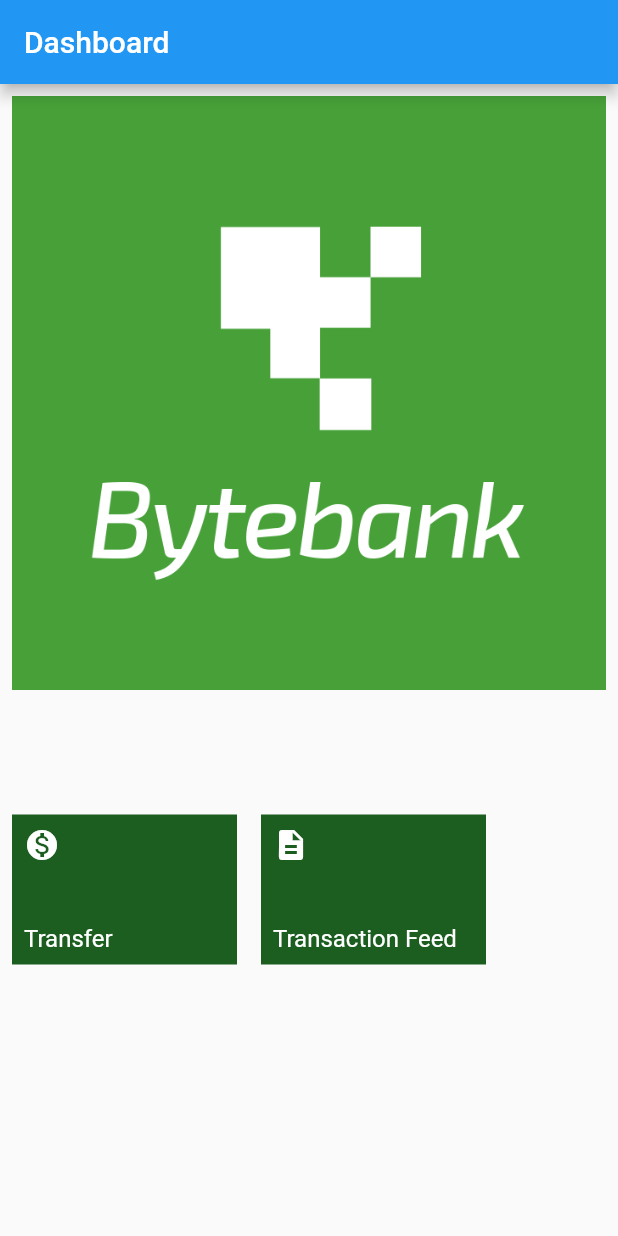
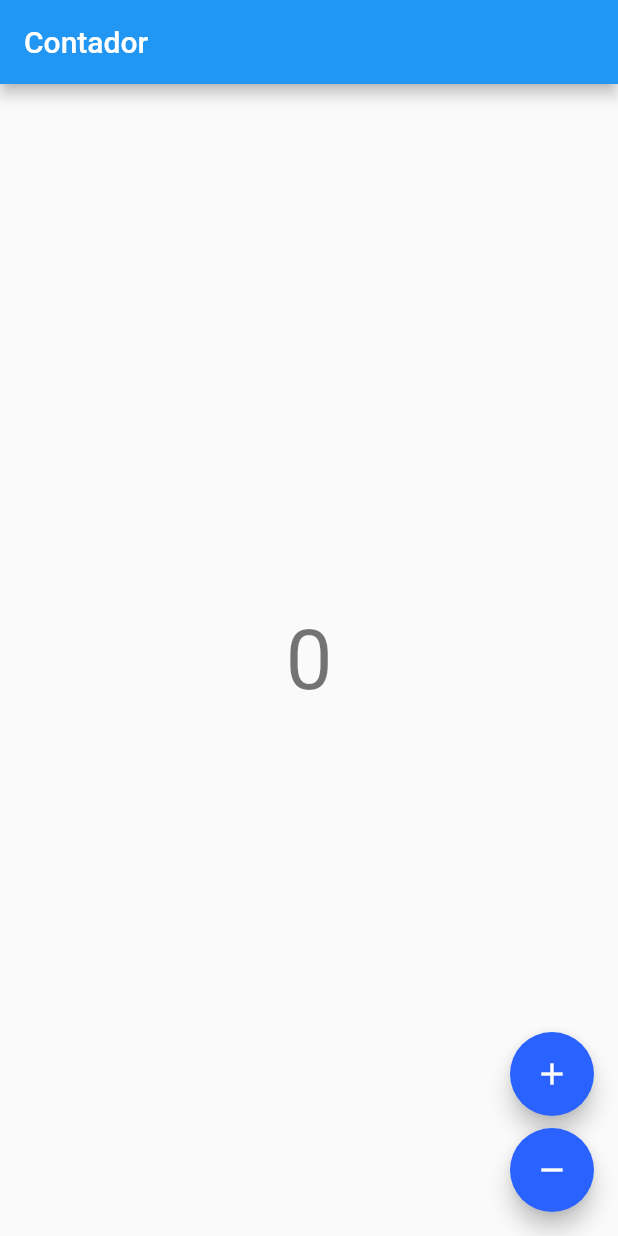
Before and after one commit to Jade-Oliveira/flutter_bloc_alura, a Flutter app: the screen it shows after launch, on a phone screen of 412 x 824 dp. Run offline on Flutter 3.47's test engine with Material 2 defaults, Android fonts, the phone set to English and light mode, and no system bars; our stand-ins replace flutter_bloc, sqflite; missing offline and left inert: http_interceptor; accounts and stored records are empty.

Commit message:
implementação de bloc em andamento

```diff
--- a/bytebankapi/lib/main.dart
+++ b/bytebankapi/lib/main.dart
@@ -1,4 +1,5 @@
-import 'package:bytebankapi/screens/dashboard.dart';
+import 'package:bytebankapi/screens/counter.dart';
+import 'package:bytebankapi/widgets/theme.dart';
 import 'package:flutter/material.dart';
 
 void main() {
@@ -10,15 +11,8 @@ class BytebankApp extends StatelessWidget {
   Widget build(BuildContext context) {
     return MaterialApp(
       debugShowCheckedModeBanner: false,
-      theme: ThemeData(
-        primaryColor: Colors.green[900],
-        accentColor: Colors.blueAccent[700],
-        buttonTheme: ButtonThemeData(
-          buttonColor: Colors.blueAccent[700],
-          textTheme: ButtonTextTheme.primary,
-        ),
-      ),
-      home: Dashboard(),
+      theme: bytebankTheme,
+      home: CounterContainer(),
     );
   }
 }
--- /dev/null
+++ b/bytebankapi/lib/screens/counter.dart
@@ -0,0 +1,69 @@
+import 'package:flutter/material.dart';
+import 'package:flutter_bloc/flutter_bloc.dart';
+
+//vai encapsular os comportamentos ligados ao nosso estado
+//o estado é um int
+//CounterCubit é o gerenciador do estado
+class CounterCubit extends Cubit<int> {
+  CounterCubit(int initialState) : super(0);
+
+  //troco o estado emitindo um novo evento para o sistema (increment e decrement)
+  //interface de comunicação com o evento são os parâmetros
+  void increment() => emit(state + 1);
+  void decrement() => emit(state - 1);
+  //nesse caso o gerenciador de estado é uma classe com dois comportamentos diferentes, um increment e um decrement
+}
+
+class CounterContainer extends StatelessWidget {
+  @override
+  Widget build(BuildContext context) {
+    //provendo um cubit para os filhos
+    //blocprovider vai juntar o gerenciador de estado com a view
+    return BlocProvider(
+      create: (_) => CounterCubit(0),
+      child: CounterView(),
+    );
+  }
+}
+
+class CounterView extends StatelessWidget {
+  const CounterView({Key? key}) : super(key: key);
+
+  @override
+  Widget build(BuildContext context) {
+    final textTheme = Theme.of(context).textTheme;
+    return Scaffold(
+      appBar: AppBar(
+        title: const Text('Contador'),
+      ),
+      //builder que é notificado
+      body: Center(child: BlocBuilder<CounterCubit, int>(
+        builder: (context, state) {
+          //vai buildar algo de acordo com o state, ou seja, o build é notificado quando deve ser rebuildado
+          return Text(
+            '$state',
+            style: textTheme.headline2,
+          );
+        },
+      )),
+      floatingActionButton: Column(
+        mainAxisAlignment: MainAxisAlignment.end,
+        crossAxisAlignment: CrossAxisAlignment.end,
+        children: [
+          FloatingActionButton(
+            //context.read para acessar o bloc que quero notificar através de algum evento
+            onPressed: () => context.read<CounterCubit>().increment(),
+            child: const Icon(Icons.add),
+          ),
+          SizedBox(
+            height: 8,
+          ),
+          FloatingActionButton(
+            onPressed: () => context.read<CounterCubit>().decrement(),
+            child: const Icon(Icons.remove),
+          )
+        ],
+      ),
+    );
+  }
+}
--- /dev/null
+++ b/bytebankapi/lib/widgets/theme.dart
@@ -0,0 +1,10 @@
+import 'package:flutter/material.dart';
+
+final bytebankTheme = ThemeData(
+  primaryColor: Colors.green[900],
+  accentColor: Colors.blueAccent[700],
+  buttonTheme: ButtonThemeData(
+    buttonColor: Colors.blueAccent[700],
+    textTheme: ButtonTextTheme.primary,
+  ),
+);
--- a/bytebankapi/pubspec.yaml
+++ b/bytebankapi/pubspec.yaml
@@ -26,6 +26,7 @@ dependencies:
   http:
   http_interceptor: ^1.0.2
   uuid: ^3.0.4
+  flutter_bloc: ^7.3.0
 
 
   # The following adds the Cupertino Icons font to your application.
```
Also changed, not shown: bytebankapi/pubspec.lock.
